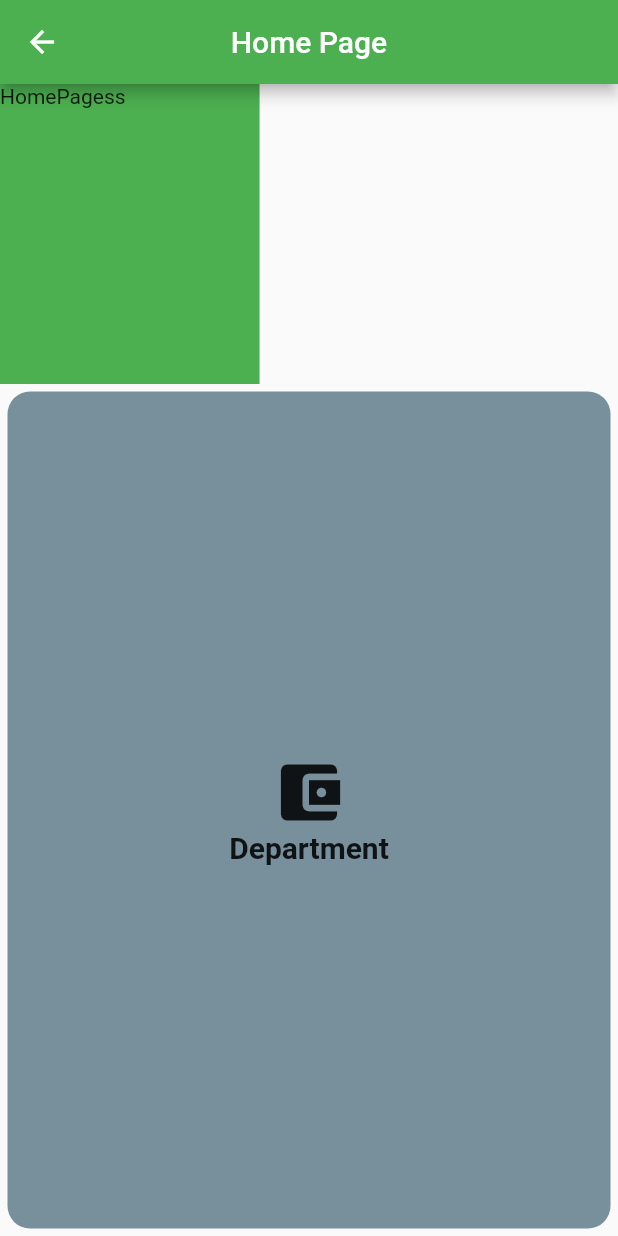
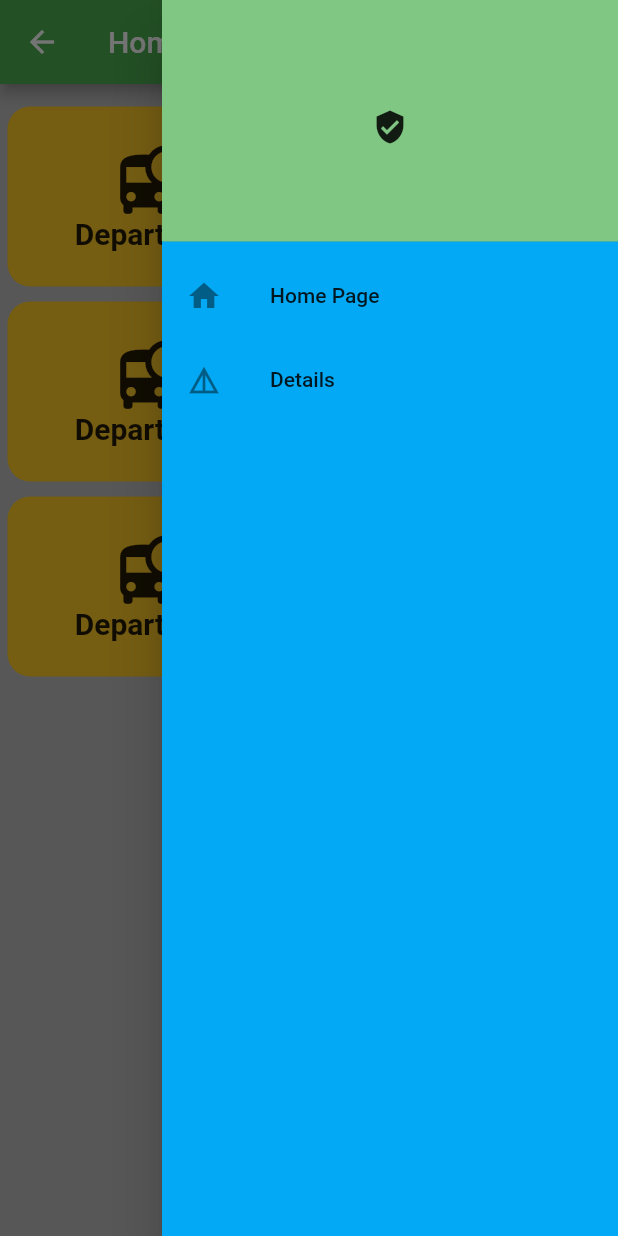
Before and after one commit to robiulsuni/PAIRA, a Flutter app: the HomePage screen opened by its route, with the side drawer open (before the commit the screen has no drawer), on a phone screen of 412 x 824 dp. Run offline on Flutter 3.47's test engine with Material 2 defaults, Android fonts, the phone set to English and light mode, and no system bars; our stand-ins replace firebase_auth, firebase_core; accounts and stored records are empty.

Commit message:
New Design

```diff
--- /dev/null
+++ b/lib/global_widget/my_drware.dart
@@ -0,0 +1,31 @@
+import 'package:flutter/material.dart';
+
+class MyDrawer extends StatelessWidget {
+  @override
+  Widget build(BuildContext context) {
+    return Drawer(
+      backgroundColor: Colors.lightBlue,
+      child: Wrap(
+        children: [
+          DrawerHeader(
+            decoration: BoxDecoration(color: Colors.green.shade300),
+            child: Container(
+              width: MediaQuery.of(context).size.width,
+              child: Icon(Icons.verified_user_sharp),
+            ),
+          ),
+          ListTile(
+            leading: Icon(Icons.home),
+            title: Text('Home Page'),
+            onTap: () {},
+          ),
+          ListTile(
+            leading: Icon(Icons.details),
+            title: Text('Details'),
+            onTap: () {},
+          ),
+        ],
+      ),
+    );
+  }
+}
--- a/lib/home_page.dart
+++ b/lib/home_page.dart
@@ -1,26 +1,38 @@
 import 'package:flutter/material.dart';
+import './global_widget/my_drware.dart';
 
 class HomePage extends StatelessWidget {
   @override
   Widget build(BuildContext context) {
     return Scaffold(
+      endDrawer: MyDrawer(),
+      backgroundColor: Colors.grey.shade400,
       appBar: AppBar(
-        title: Text('Home Page'),
-        centerTitle: true,
+        title: Text('HomePage'),
       ),
-      body: Center(
+      body: SingleChildScrollView(
         child: Column(
           crossAxisAlignment: CrossAxisAlignment.start,
           mainAxisAlignment: MainAxisAlignment.start,
           children: [
-            Row(children: [
-              Container(
-                color: Colors.green,
-                width: MediaQuery.of(context).size.width * .42,
-                height: 200.0,
-                child: Text('HomePagess'),
+            SizedBox(
+              height: 10.0,
             ),
-            ]),
+            Row(
+              mainAxisAlignment: MainAxisAlignment.spaceAround,
+              crossAxisAlignment: CrossAxisAlignment.center,
+              children: [
+                Expanded(
+                  child: _customButton(
+                    context: context,
+                    name: 'Department',
+                    color: Colors.amber.shade400,
+                    iconData: Icons.departure_board,
+                    onTab: () {
+                      Navigator.pushNamed(context, '/DepartmentView');
+                    },
+                  ),
+                ),
                 Expanded(
                   child: _customButton(
                     context: context,
@@ -29,6 +41,56 @@ class HomePage extends StatelessWidget {
                     iconData: Icons.account_balance_wallet,
                     onTab: () {},
                   ),
+                ),
+              ],
+            ),
+            Row(
+              mainAxisAlignment: MainAxisAlignment.spaceAround,
+              crossAxisAlignment: CrossAxisAlignment.center,
+              children: [
+                Expanded(
+                  child: _customButton(
+                    context: context,
+                    name: 'Department',
+                    color: Colors.amber.shade400,
+                    iconData: Icons.departure_board,
+                    onTab: () {},
+                  ),
+                ),
+                Expanded(
+                  child: _customButton(
+                    context: context,
+                    name: 'Department',
+                    color: Colors.blueGrey.shade400,
+                    iconData: Icons.account_balance_wallet,
+                    onTab: () {},
+                  ),
+                ),
+              ],
+            ),
+            Row(
+              mainAxisAlignment: MainAxisAlignment.spaceAround,
+              crossAxisAlignment: CrossAxisAlignment.center,
+              children: [
+                Expanded(
+                  child: _customButton(
+                    context: context,
+                    name: 'Department',
+                    color: Colors.amber.shade400,
+                    iconData: Icons.departure_board,
+                    onTab: () {},
+                  ),
+                ),
+                Expanded(
+                  child: _customButton(
+                    context: context,
+                    name: 'Department',
+                    color: Colors.blueGrey.shade400,
+                    iconData: Icons.account_balance_wallet,
+                    onTab: () {},
+                  ),
+                ),
+              ],
             ),
           ],
         ),
--- a/lib/main.dart
+++ b/lib/main.dart
@@ -4,16 +4,16 @@ import 'package:flutter/material.dart';
 import './home_page.dart';
 import './screen/sign_in_page.dart';
 import './screen/sign_up_page.dart';
+import 'screen/department.dart';
 
 Future<void> main() async {
   runApp(const MyApp());
-  WidgetsFlutterBinding.ensureInitialized();
-await Firebase.initializeApp();
+  // WidgetsFlutterBinding.ensureInitialized();
+  // await Firebase.initializeApp();
 }
 
 class MyApp extends StatelessWidget {
   const MyApp({Key? key}) : super(key: key);
-
 
   @override
   Widget build(BuildContext context) {
@@ -21,11 +21,12 @@ class MyApp extends StatelessWidget {
       debugShowCheckedModeBanner: false,
       title: 'Flutter',
       theme: ThemeData(primarySwatch: Colors.green),
-      initialRoute: '/SigninPage',
+      initialRoute: '/HomePage',
       routes: <String, WidgetBuilder>{
         "/SigninPage": (context) => SigninPage(),
         "/SignupPage": (context) => SignupPage(),
         "/HomePage": (context) => HomePage(),
+        "/DepartmentView": (context) => DepartmentView(),
       },
     );
   }
--- /dev/null
+++ b/lib/models/department_models.dart
@@ -0,0 +1,7 @@
+class Department {
+  int? id;
+  String? name;
+  String? img;
+
+  Department({this.id, this.name, this.img});
+}
--- /dev/null
+++ b/lib/screen/department.dart
@@ -0,0 +1,40 @@
+import 'package:flutter/material.dart';
+import 'package:paira/global_widget/my_drware.dart';
+import 'package:paira/models/department_models.dart';
+
+class DepartmentView extends StatelessWidget {
+  Widget build(BuildContext context) {
+    List<Department> deptList = [
+      Department(id: 1, name: 'CSE', img: ''),
+      Department(id: 2, name: 'Math', img: ''),
+      Department(id: 3, name: 'Bangla', img: ''),
+      Department(id: 4, name: 'English', img: ''),
+      Department(id: 5, name: 'Marketing', img: ''),
+      Department(id: 6, name: 'Account', img: ''),
+      Department(id: 7, name: 'Management', img: ''),
+    ];
+    return Scaffold(
+        drawer: MyDrawer(),
+        appBar: AppBar(
+          title: Text('Departemts'),
+        ),
+        body: ListView.builder(
+          itemCount: deptList.length,
+          itemBuilder: (context, index) {
+            return Padding(
+              padding: const EdgeInsets.symmetric(horizontal: 10.0),
+              child: ElevatedButton(
+                onPressed: () {},
+                style: ElevatedButton.styleFrom(
+                  primary: Colors.blue,
+                ),
+                child: Text(
+                  '${deptList.elementAt(index).name}',
+                  style: TextStyle(fontSize: 20.0, fontWeight: FontWeight.bold),
+                ),
+              ),
+            );
+          },
+        ));
+  }
+}
```
Lines whose indentation alone changed are shown as unchanged.
